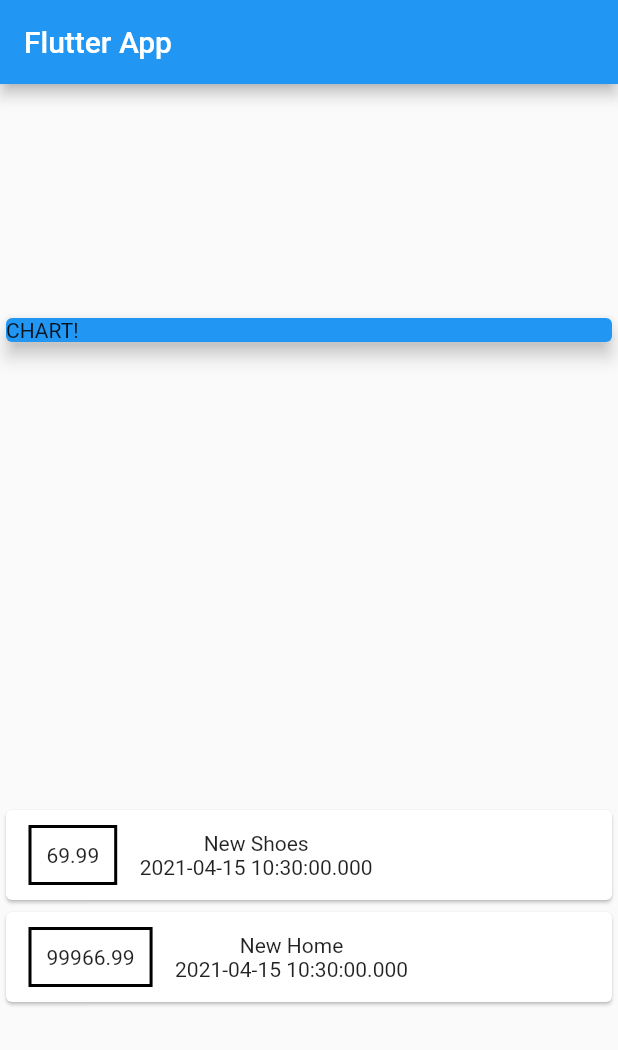
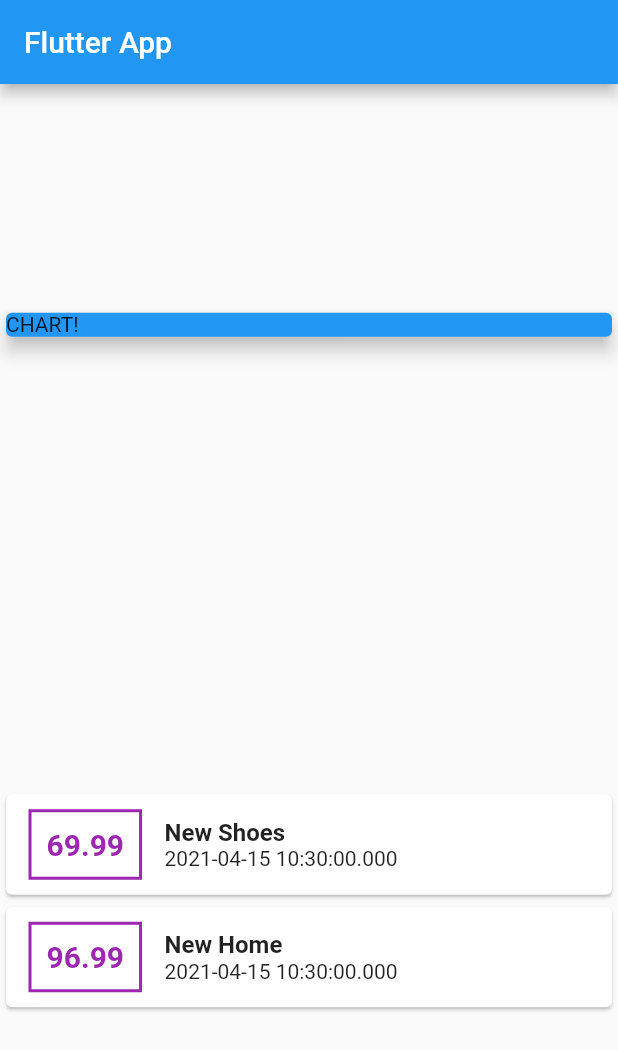
Before and after one commit to kong-hub/PERSONAL-EXPENSES-APP, a Flutter app: the screen it shows after launch, on a phone screen of 412 x 824 dp. Shown: the top 1050 px of the screen. Run offline on Flutter 3.47's test engine with Material 2 defaults, Android fonts, the phone set to English and light mode, and no system bars.

Commit message:
Styling Text

```diff
--- a/lib/main.dart
+++ b/lib/main.dart
@@ -31,7 +31,7 @@ class MyHomePage extends StatelessWidget {
     Transaction(
       id: 't2',
       title: 'New Home',
-      amount: 99966.99,
+      amount: 96.99,
       date: DateTime.now(),
     )
   ];
@@ -65,19 +65,29 @@ class MyHomePage extends StatelessWidget {
                     ),
                     decoration: BoxDecoration(
                       border: Border.all(
-                        color: Colors.black,
+                        color: Colors.purple,
                         width: 2,
                       ),
                     ),
                     padding: EdgeInsets.all(10),
                     child: Text(
                       transaction.amount.toString(),
+                      style: TextStyle(
+                        fontWeight: FontWeight.bold,
+                        fontSize: 20,
+                        color: Colors.purple,
+                      ),
                     ),
                   ),
                   Column(
+                    crossAxisAlignment: CrossAxisAlignment.start,
                     children: [
                       Text(
                         transaction.title,
+                        style: TextStyle(
+                          fontWeight: FontWeight.bold,
+                          fontSize: 16,
+                        ),
                       ),
                       Text(
                         transaction.date.toString(),
```
